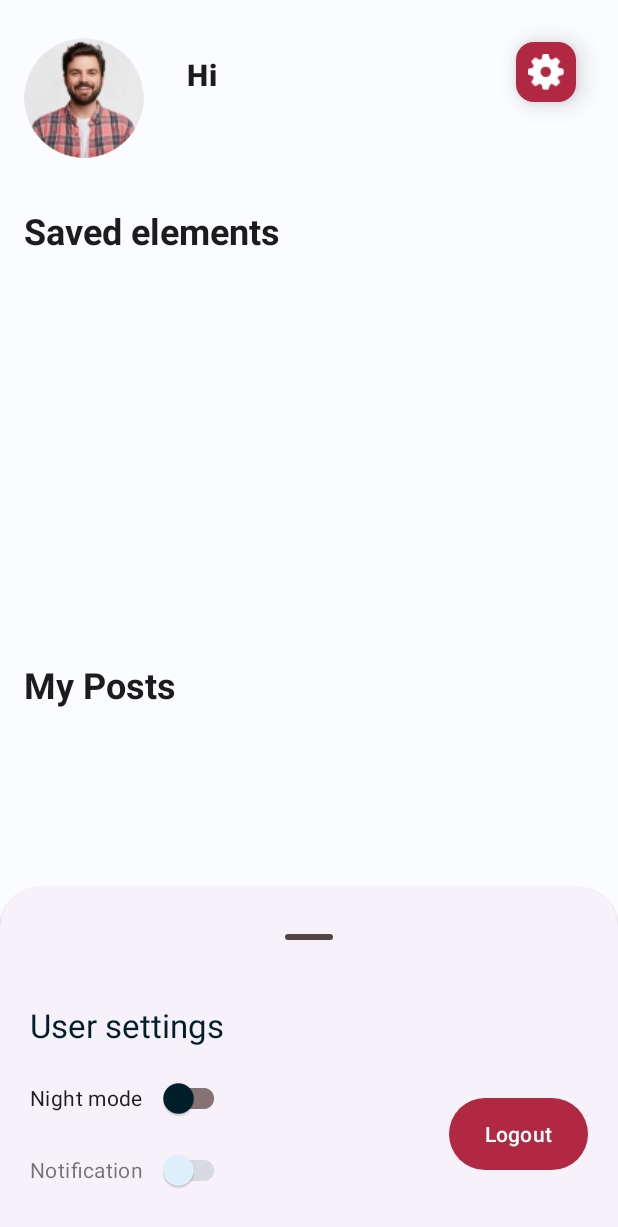
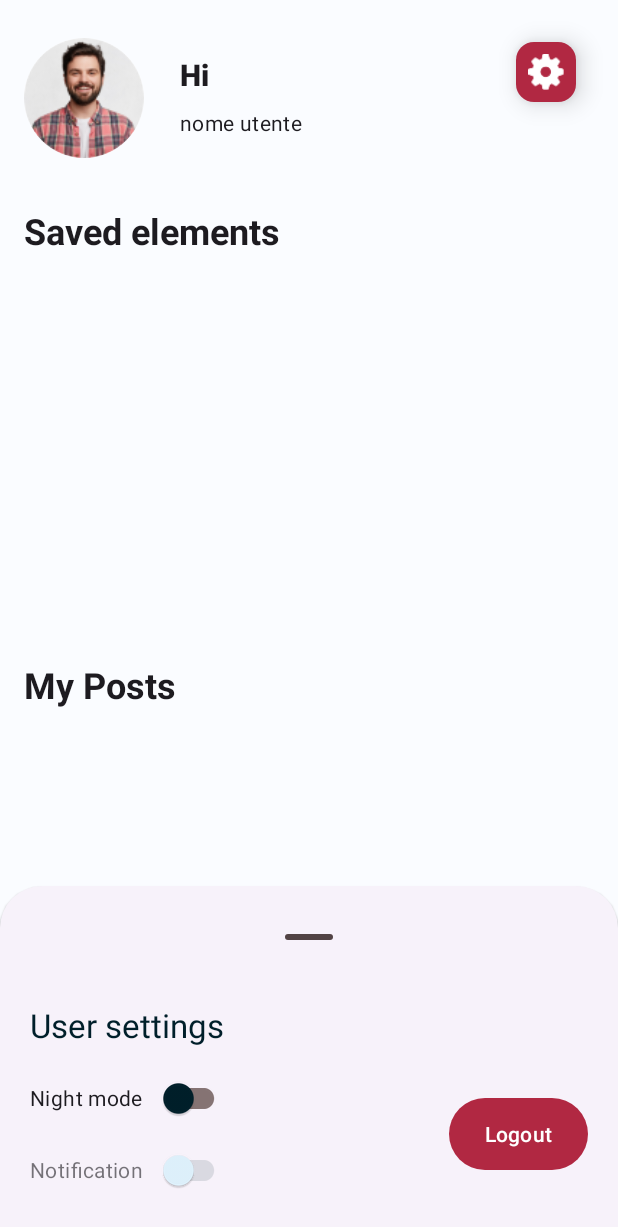
Before and after one commit to lorenzoSpizzuoco/NovApp, an Android app: the layout fragment_user.xml on its own in the app's theme, with its tools: preview values and no code run, on a phone screen of 412 x 824 dp. Shown: the top 1227 px of the screen. Run offline under Robolectric (Android 15) with nearby library versions, the phone set to English and light mode, and no system bars.

Commit message:
layout fix

```diff
--- a/app/src/main/res/layout/fragment_info_details.xml
+++ b/app/src/main/res/layout/fragment_info_details.xml
@@ -104,7 +104,7 @@
                             android:layout_height="wrap_content"
                             android:layout_marginBottom="20dp"
                             android:orientation="horizontal"
-                            android:padding="8dp">
+                            android:layout_marginStart="10dp">
 
                             <TextView
                                 android:id="@+id/postPlace"
--- a/app/src/main/res/layout/fragment_post_details.xml
+++ b/app/src/main/res/layout/fragment_post_details.xml
@@ -119,13 +119,14 @@
                             android:layout_height="wrap_content"
                             android:layout_marginBottom="20dp"
                             android:orientation="horizontal"
-                            android:padding="8dp">
+                            android:layout_marginStart="10dp">
 
                             <TextView
                                 android:id="@+id/postPlace"
                                 android:layout_width="wrap_content"
                                 android:layout_height="wrap_content"
                                 android:layout_marginEnd="12dp"
+
                                 android:text="@string/info_place_text"
                                 android:textStyle="bold"
                                 style="?attr/textAppearanceLabelLarge"/>
--- a/app/src/main/res/layout/fragment_user.xml
+++ b/app/src/main/res/layout/fragment_user.xml
@@ -67,10 +67,11 @@
                 android:layout_width="wrap_content"
                 android:layout_height="wrap_content"
                 android:layout_marginStart="24dp"
-                android:layout_marginTop="76dp"
+                android:layout_marginTop="72dp"
                 android:textAppearance="?attr/textAppearanceBodyMedium"
                 app:layout_constraintStart_toEndOf="@+id/userCardView"
-                app:layout_constraintTop_toTopOf="parent" />
+                app:layout_constraintTop_toTopOf="parent"
+                tools:text="nome utente" />
 
             <TextView
                 android:id="@+id/savedElementTextView"
--- a/app/src/main/res/values/strings.xml
+++ b/app/src/main/res/values/strings.xml
@@ -1,7 +1,7 @@
 <resources>
     <string name="app_name">B-Club</string>
     <string name="email_error">"Email not valid "</string>
-    <string name="hello">" Hi"</string>
+    <string name="hello">"Hi"</string>
     <string name="esclamation">!</string>
     <string name="saved_elements"> Saved elements </string>
     <string name="button_event"> Events </string>
```
